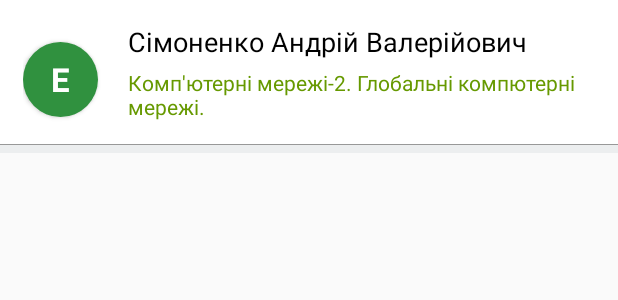
After one commit to Beohrn/myschedule, an Android app: the layout teacher_view.xml on its own in the app's theme, with its tools: preview values and no code run, on a phone screen of 412 x 824 dp. The commit adds this screen. Shown: the top 300 px of the screen. Run offline under Robolectric (Android 15) with nearby library versions, the light colour scheme and no system bars.

Commit message:
added activity with list of teachers where you can sets the teacher assessment

```diff
--- a/app/src/main/AndroidManifest.xml
+++ b/app/src/main/AndroidManifest.xml
@@ -36,6 +36,9 @@
         <activity
             android:name=".ui.activities.AddScheduleActivity"
             android:theme="@style/AddSchedule"/>
+
+        <activity android:name=".ui.activities.TeachersActivity"/>
+
     </application>
 
 </manifest>
--- a/app/src/main/java/com/shedule/zyx/myshedule/config/AppComponent.java
+++ b/app/src/main/java/com/shedule/zyx/myshedule/config/AppComponent.java
@@ -4,6 +4,7 @@ package com.shedule.zyx.myshedule.config;
 
 import com.shedule.zyx.myshedule.ui.activities.AddScheduleActivity;
 import com.shedule.zyx.myshedule.ui.activities.MainActivity;
+import com.shedule.zyx.myshedule.ui.activities.TeachersActivity;
 import com.shedule.zyx.myshedule.ui.fragments.BondedDevicesFragment;
 import com.shedule.zyx.myshedule.ui.fragments.NearbyDevicesFragment;
 import com.shedule.zyx.myshedule.ui.fragments.ScheduleFragment;
@@ -23,4 +24,5 @@ public interface AppComponent {
     void inject(AppPreference appPreference);
     void inject(AddScheduleActivity addScheduleActivity);
     void inject(ScheduleFragment scheduleFragment);
+    void inject(TeachersActivity teachersActivity);
 }
--- a/app/src/main/java/com/shedule/zyx/myshedule/models/ScheduleModels.kt
+++ b/app/src/main/java/com/shedule/zyx/myshedule/models/ScheduleModels.kt
@@ -8,7 +8,7 @@ import java.util.*
 
 class Schedule(val numberLesson: String, val nameLesson: String, val startPeriod: Date, val endPeriod: Date) {
 
-  var teacher: String? = ""
+  var teacher: Teacher? = null
   var location: Location? = null
   var typeLesson: TypeLesson? = null
   var startTime: Time? = null
@@ -26,3 +26,7 @@ enum class TypeLesson { SEMINAR, LECTURE }
 data class Date(val dayOfMonth: Int, val monthOfYear: Int, val year: Int)
 
 enum class Category { EXAM, COURSE_WORK, STANDINGS, HOME_EXAM }
+
+data class Teacher(val nameOfTeacher: String, val nameOfLesson: String) {
+  var assessment: String? = ""
+}
--- a/app/src/main/java/com/shedule/zyx/myshedule/ui/activities/AddScheduleActivity.kt
+++ b/app/src/main/java/com/shedule/zyx/myshedule/ui/activities/AddScheduleActivity.kt
@@ -150,7 +150,8 @@ class AddScheduleActivity : AppCompatActivity(), TimePickerDialog.OnTimeSetListe
         schedule.location = Location(classroom.text.toString(), housing.text.toString())
         schedule.startTime = startTime
         schedule.endTime = endTime
-        schedule.teacher = name_of_teacher.text.toString()
+        schedule.teacher = Teacher(name_of_teacher.text.toString(), name_of_lesson.text.toString())
+        schedule.teacher?.assessment = "E"
         schedule.typeLesson = if (spinner_type_of_lesson.selectedItem.toString().equals("Практика")) TypeLesson.SEMINAR else TypeLesson.LECTURE
         schedule.category = category
 
--- a/app/src/main/java/com/shedule/zyx/myshedule/ui/activities/MainActivity.kt
+++ b/app/src/main/java/com/shedule/zyx/myshedule/ui/activities/MainActivity.kt
@@ -30,6 +30,7 @@ import kotlinx.android.synthetic.main.activity_navigation.*
 import kotlinx.android.synthetic.main.app_bar_navigation.*
 import kotlinx.android.synthetic.main.content_navigation.*
 import org.jetbrains.anko.onClick
+import org.jetbrains.anko.startActivity
 import org.jetbrains.anko.startActivityForResult
 import org.jetbrains.anko.support.v4.onPageChangeListener
 import java.util.*
@@ -137,6 +138,7 @@ class MainActivity : AppCompatActivity(), NavigationView.OnNavigationItemSelecte
   override fun onNavigationItemSelected(item: MenuItem?): Boolean {
     //todo implement this
     when (item?.itemId) { R.id.nav_camera -> showDialog()
+      R.id.nav_manage -> startActivity<TeachersActivity>()
     }
     drawer_layout?.closeDrawer(GravityCompat.START)
     return true
--- a/app/src/main/java/com/shedule/zyx/myshedule/widget/ScheduleItemView.kt
+++ b/app/src/main/java/com/shedule/zyx/myshedule/widget/ScheduleItemView.kt
@@ -47,7 +47,7 @@ class ScheduleItemView : FrameLayout, ClickListener {
     (view_number_of_lesson.background as GradientDrawable).setColor(Utils.getColorByCategory(context, schedule.category!!))
     view_number_of_lesson.text = schedule.numberLesson
     view_title_of_lesson.text = schedule.nameLesson
-    view_name_of_teacher.text = schedule.teacher
+    view_name_of_teacher.text = schedule.teacher?.nameOfTeacher ?: "Имя преподавателя"
     view_location.text = "${schedule.location?.housing}-${schedule.location?.classroom}"
     view_type_of_lesson.text = if (schedule.typeLesson == TypeLesson.LECTURE) "Лекция" else "Парктика"
     view_time_of_lesson.text = "${schedule.startTime?.hour}:${schedule.startTime?.minute} " +
--- /dev/null
+++ b/app/src/main/res/layout/teacher_view.xml
@@ -0,0 +1,75 @@
+<?xml version="1.0" encoding="utf-8"?>
+<LinearLayout xmlns:android="http://schemas.android.com/apk/res/android"
+              android:layout_width="match_parent"
+              android:layout_height="wrap_content"
+              android:background="@color/white"
+              android:orientation="vertical">
+
+    <LinearLayout
+        android:layout_width="match_parent"
+        android:layout_height="wrap_content"
+        android:layout_margin="5dp"
+        android:clickable="true"
+        android:orientation="horizontal"
+        android:paddingLeft="10dp"
+        android:paddingRight="10dp"
+        android:paddingTop="10dp">
+
+        <TextView
+            android:id="@+id/tv_assessment_of_teacher"
+            android:layout_width="50dp"
+            android:layout_height="50dp"
+            android:layout_gravity="center"
+            android:background="@drawable/circle_image"
+            android:clickable="true"
+            android:elevation="2dp"
+            android:gravity="center"
+            android:text="E"
+            android:textColor="@color/white"
+            android:textSize="22sp"
+            android:textStyle="bold"/>
+
+        <LinearLayout
+            android:id="@+id/tv_container"
+            android:layout_width="match_parent"
+            android:layout_height="wrap_content"
+            android:layout_marginLeft="20dp"
+            android:orientation="vertical"
+            android:paddingBottom="10dp">
+
+            <TextView
+                android:id="@+id/tv_name_of_teacher"
+                android:layout_width="match_parent"
+                android:layout_height="wrap_content"
+                android:text="Сімоненко Андрій Валерійович"
+                android:textColor="@color/black"
+                android:textSize="18sp"/>
+
+
+            <TextView
+                android:id="@+id/tv_name_of_lesson"
+                android:layout_width="wrap_content"
+                android:layout_height="wrap_content"
+                android:gravity="center_vertical"
+                android:paddingTop="5dp"
+                android:text="Комп'ютерні мережі-2. Глобальні компютерні мережі."
+                android:textColor="@android:color/holo_green_dark"/>
+
+        </LinearLayout>
+
+    </LinearLayout>
+
+    <View
+        android:layout_width="match_parent"
+        android:layout_height="0.5dp"
+        android:alpha="0.4"
+        android:background="@color/black"
+        android:padding="10dp"/>
+
+    <View
+        android:layout_width="match_parent"
+        android:layout_height="5dp"
+        android:background="@color/silver_lite"
+        android:padding="10dp"/>
+
+</LinearLayout>
--- a/app/src/main/res/values/colors.xml
+++ b/app/src/main/res/values/colors.xml
@@ -28,4 +28,10 @@
 
     <color name="snow">#fafafa</color>
 
+    <color name="assess_E">#5b6c7b</color>
+    <color name="assess_D">#47515b</color>
+    <color name="assess_C">#fec23b</color>
+    <color name="assess_B">#35a4ff</color>
+    <color name="assess_A">#a9ca4b</color>
+
 </resources>
--- a/app/src/main/res/values/styles.xml
+++ b/app/src/main/res/values/styles.xml
@@ -46,4 +46,8 @@
         <item name="android:shadowRadius">1</item>
     </style>
 
+    <style name="ToolbarColoredBackArrow" parent="AppTheme">
+        <item name="android:textColorSecondary">@color/white</item>
+    </style>
+
 </resources>
```
Also changed, not shown: app/src/main/java/com/shedule/zyx/myshedule/adapters/TeachersAdapter.kt (added, +23 -0 lines), app/src/main/java/com/shedule/zyx/myshedule/ui/activities/TeachersActivity.kt (added, +41 -0 lines), app/src/main/java/com/shedule/zyx/myshedule/utils/Utils.kt (+10 -0 lines), app/src/main/java/com/shedule/zyx/myshedule/widget/TeacherView.kt (added, +74 -0 lines), app/src/main/res/layout/teachers_activity.xml (added, +36 -0 lines).
